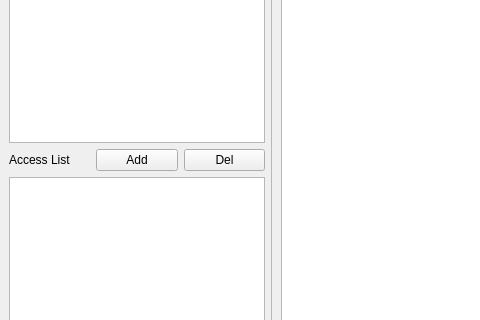
dstufft/buffbot, file gui/MainWindow.ui: the form before one commit; both pictures show x 0 to 480 and y 198 to 518 of the 1084 by 650 pixel window.
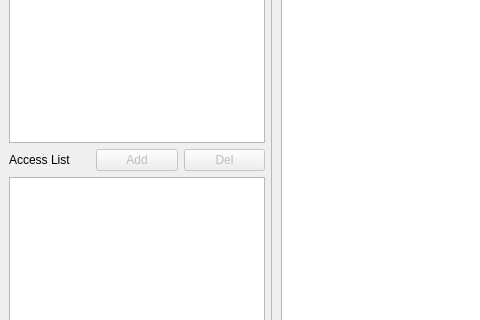
The form after the commit.

Commit message: Wire up the UI for managing the ACL

```diff
--- a/gui/MainWindow.ui
+++ b/gui/MainWindow.ui
@@ -114,7 +114,10 @@
          <widget class="QListWidget" name="listWidget"/>
         </item>
         <item row="0" column="2">
-         <widget class="QPushButton" name="pushButton_2">
+         <widget class="QPushButton" name="deleteACLEntryButton">
+          <property name="enabled">
+           <bool>false</bool>
+          </property>
           <property name="text">
            <string>Del</string>
           </property>
@@ -128,7 +131,10 @@
          </widget>
         </item>
         <item row="0" column="1">
-         <widget class="QPushButton" name="pushButton">
+         <widget class="QPushButton" name="addACLEntryButton">
+          <property name="enabled">
+           <bool>false</bool>
+          </property>
           <property name="text">
            <string>Add</string>
           </property>
```
Left out of the diff: 6 changed lines with no effect on the pictures. The commit also changes 4 other files.
